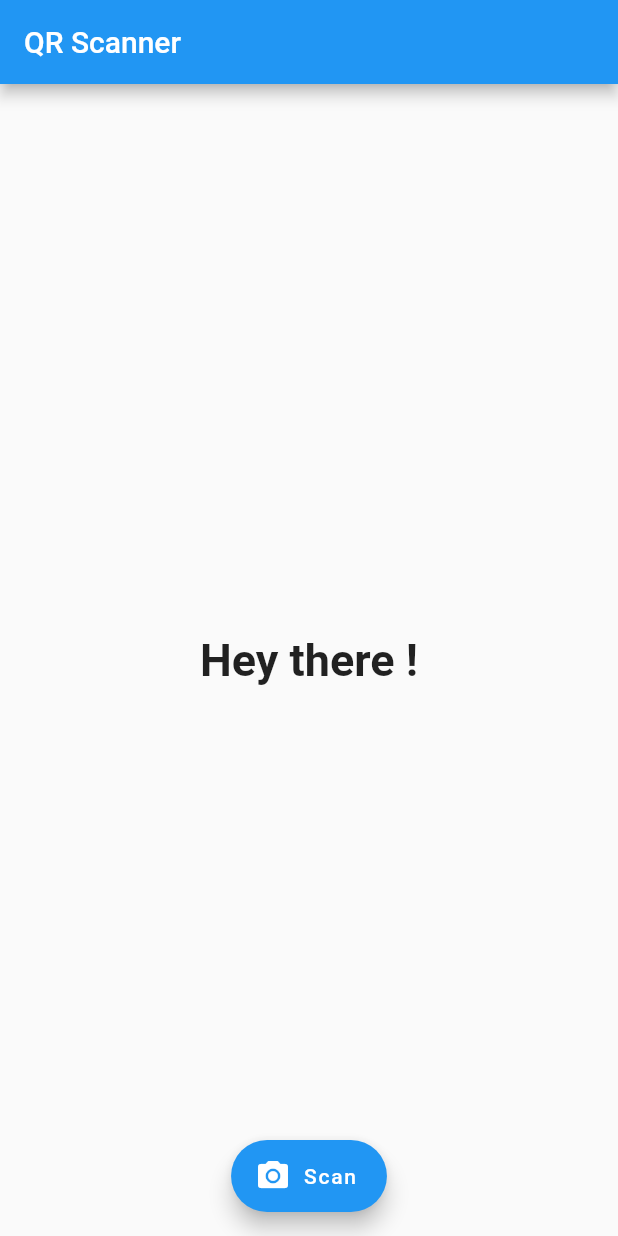
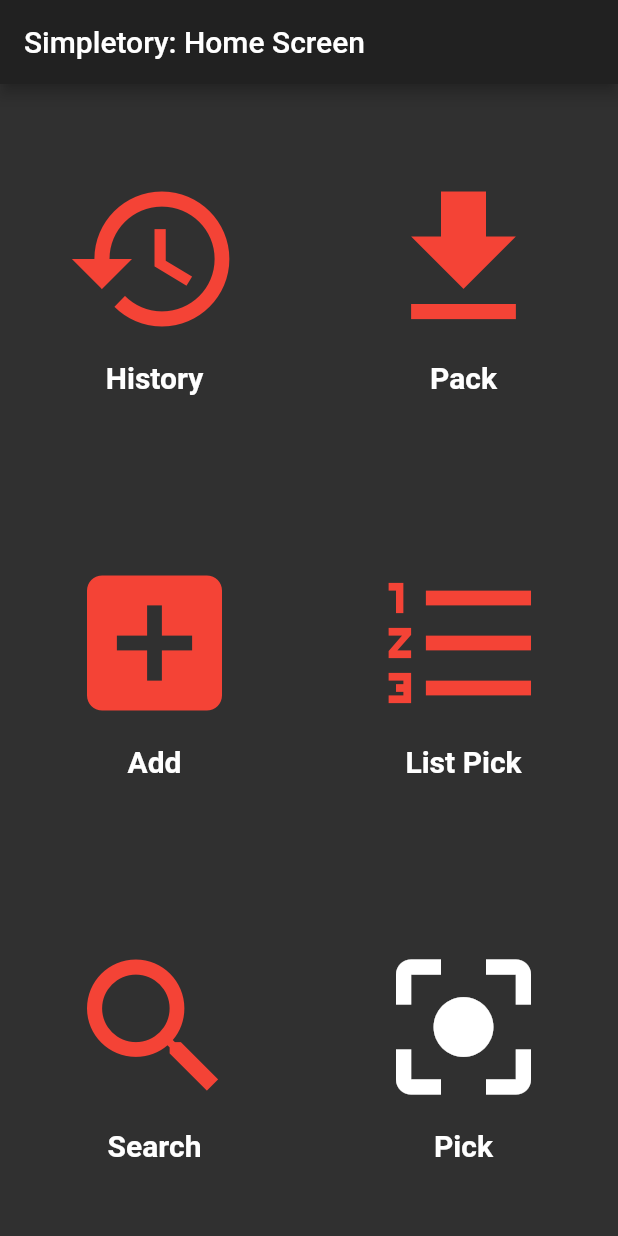
Before and after one commit to dammitcoetzee/simpletory, a Flutter app: the screen it shows after launch, on a phone screen of 412 x 824 dp. Run offline on Flutter 3.47's test engine with Material 2 defaults, Android fonts, the light colour scheme and no system bars; missing offline and left inert: barcode_scan.

Commit message:
Finished writing main screen and setting up a bit of app structure.

```diff
--- a/flutter_app/simpletory_app/lib/main.dart
+++ b/flutter_app/simpletory_app/lib/main.dart
@@ -1,75 +1,98 @@
-import 'dart:async';
+// import 'dart:async';
 
 import 'package:flutter/material.dart';
-import 'package:barcode_scan/barcode_scan.dart';
-import 'package:flutter/services.dart';
+// import 'package:barcode_scan/barcode_scan.dart';
+// import 'package:flutter/services.dart';
 
-import 'selectionScreen.dart';
+// import 'selectionScreen.dart';
 
 void main() => runApp(MaterialApp(
-      debugShowCheckedModeBanner: false,
       home: HomePage(),
+      theme: ThemeData.dark(),
     ));
 
-class HomePage extends StatefulWidget {
-  @override
-  HomePageState createState() {
-    return new HomePageState();
-  }
+// App Bar Class, currently just prints the name of the current app
+class SimpletoryAppBar extends AppBar {
+  SimpletoryAppBar({Key key, this.titleName})
+      : super(title: Text("Simpletory: " + titleName));
+
+  final titleName;
 }
 
-class HomePageState extends State<HomePage> {
-  String result = "Hey there !";
-
-  Future _scanQR() async {
-    try {
-      String qrResult = await BarcodeScanner.scan();
-      setState(() {
-        result = qrResult;
-      });
-    } on PlatformException catch (ex) {
-      if (ex.code == BarcodeScanner.CameraAccessDenied) {
-        setState(() {
-          result = "Camera permission was denied";
-        });
-      } else {
-        setState(() {
-          result = "Unknown Error $ex";
-        });
-      }
-    } on FormatException {
-      setState(() {
-        result = "You pressed the back button before scanning anything";
-      });
-    } catch (ex) {
-      setState(() {
-        result = "Unknown Error $ex";
-      });
-    }
-  }
-
+//Main screen, shows the primary icons
+class HomePage extends StatelessWidget {
   @override
   Widget build(BuildContext context) {
     return Scaffold(
-      appBar: AppBar(
-        title: Text("QR Scanner"),
+      appBar: SimpletoryAppBar(
+        titleName: "Home Screen",
       ),
-      body: Center(
-        child: Text(
-          result,
-          style: new TextStyle(fontSize: 30.0, fontWeight: FontWeight.bold),
-        ),
-      ),
-      floatingActionButton: FloatingActionButton.extended(
-          icon: Icon(Icons.camera_alt),
-          label: Text("Scan"),
-          onPressed: () {
-            Navigator.push(
-              context,
-              MaterialPageRoute(builder: (context) => selectionScreen()),
-            );
-          }),
-      floatingActionButtonLocation: FloatingActionButtonLocation.centerFloat,
+      body: iconGrid,
     );
   }
+
+  final Widget iconGrid = Center(
+      child: Column(
+          mainAxisAlignment: MainAxisAlignment.spaceAround,
+          children: <Widget>[
+        Row(mainAxisAlignment: MainAxisAlignment.spaceAround, children: [
+
+          // Padding(padding: EdgeInsets.all(80), child: Text("")),
+          _button("History","history", false),
+          _button("Pack", "pack", false),
+        ]),
+        Row(mainAxisAlignment: MainAxisAlignment.spaceAround, children: [
+          _button("Add", "add", false),
+          _button("List Pick", "list", false),
+        ]),
+        Row(mainAxisAlignment: MainAxisAlignment.spaceAround, children: [
+          _button("Search", "search", false),
+          _button("Pick", "qr", true),
+        ]),
+      ]));
+
+  static _button(String buttonText, String buttonIndex, bool done) {
+    var possibleButtons = {
+      "qr": Icon(Icons.center_focus_strong),
+      "list": Icon(Icons.format_list_numbered),
+      "search": Icon(Icons.search),
+      "add": Icon(Icons.add_box),
+      "pack": Icon(Icons.file_download),
+      "history": Icon(Icons.history)
+    };
+
+    var buttonScreen ={
+      "qr": (){},
+      "list": (){},
+      "search": (){},
+      "add": (){},
+      "pack": (){},
+      "history": (){}
+    };
+// This is for development purposes, if it's red it's not implemented yet
+    _isDone(done) {
+      if (done) {
+        return Colors.white;
+      } else {
+        return Colors.red;
+      }
+    }
+
+    return Padding(
+        padding: EdgeInsets.all(10),
+        child: Column(
+          mainAxisAlignment: MainAxisAlignment.center,
+          children:[IconButton(
+          icon: possibleButtons[buttonIndex],
+          iconSize: 120,
+          onPressed: buttonScreen[buttonIndex],
+          color: _isDone(done),
+          tooltip: buttonText,
+        ),
+        Text(buttonText,
+        style: TextStyle(fontSize: 20, fontWeight: FontWeight.bold )),
+        ]
+        ))
+        ;
+  }
 }
--- a/flutter_app/simpletory_app/pubspec.yaml
+++ b/flutter_app/simpletory_app/pubspec.yaml
@@ -1,5 +1,5 @@
 name: simpletory_app
-description: A new Flutter project.
+description: A not so simple inventory app
 
 # The following defines the version and build number for your application.
 # A version number is three numbers separated by dots, like 1.2.43
```
